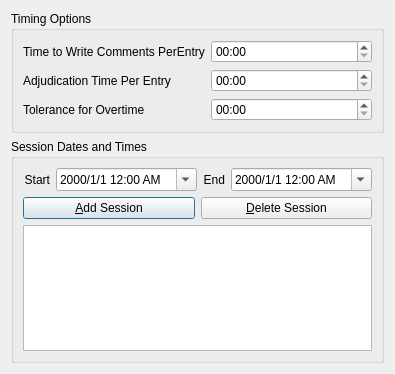
The window that Forms/ui_scheduleOptionsDialog.ui (diana134/afs) describes before a commit, drawn with Qt 5.
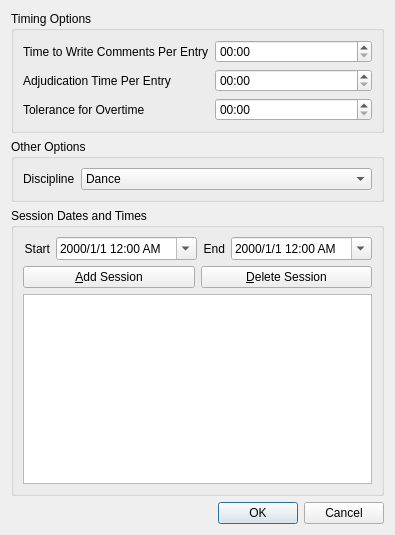
The same window after the commit.

Commit message: A forgot a couple things

```diff
--- a/Forms/ui_scheduleOptionsDialog.ui
+++ b/Forms/ui_scheduleOptionsDialog.ui
@@ -7,7 +7,7 @@
     <x>0</x>
     <y>0</y>
     <width>390</width>
-    <height>374</height>
+    <height>535</height>
    </rect>
   </property>
   <property name="windowTitle">
@@ -29,7 +29,7 @@
          <string>The time between entries in a class while the adjudicator writes comments.</string>
         </property>
         <property name="text">
-         <string>Time to Write Comments PerEntry</string>
+         <string>Time to Write Comments Per Entry</string>
         </property>
        </widget>
       </item>
@@ -77,6 +77,64 @@
      </layout>
     </widget>
    </item>
+   <item>
+    <widget class="QGroupBox" name="groupBox_3">
+     <property name="title">
+      <string>Other Options</string>
+     </property>
+     <layout class="QFormLayout" name="formLayout">
+      <property name="fieldGrowthPolicy">
+       <enum>QFormLayout::AllNonFixedFieldsGrow</enum>
+      </property>
+      <item row="0" column="0">
+       <widget class="QLabel" name="disciplineLabel">
+        <property name="text">
+         <string>Discipline</string>
+        </property>
+       </widget>
+      </item>
+      <item row="0" column="1">
+       <widget class="QComboBox" name="disciplineComboBox">
+        <item>
+         <property name="text">
+          <string>Dance</string>
+         </property>
+        </item>
+        <item>
+         <property name="text">
+          <string>Piano</string>
+         </property>
+        </item>
+        <item>
+         <property name="text">
+          <string>Choral</string>
+         </property>
+        </item>
+        <item>
+         <property name="text">
+          <string>Vocal</string>
+         </property>
+        </item>
+        <item>
+         <property name="text">
+          <string>Instrumental</string>
+         </property>
+        </item>
+        <item>
+         <property name="text">
+          <string>Band</string>
+         </property>
+        </item>
+        <item>
+         <property name="text">
+          <string>Speech</string>
+         </property>
+        </item>
+       </widget>
+      </item>
+     </layout>
+    </widget>
+   </item>
    <item>
     <widget class="QGroupBox" name="groupBox">
      <property name="title">
@@ -151,6 +209,13 @@
      </layout>
     </widget>
    </item>
+   <item>
+    <widget class="QDialogButtonBox" name="btnBox">
+     <property name="standardButtons">
+      <set>QDialogButtonBox::Cancel|QDialogButtonBox::Ok</set>
+     </property>
+    </widget>
+   </item>
   </layout>
  </widget>
  <resources/>
```
The commit also changes 1 other file.
